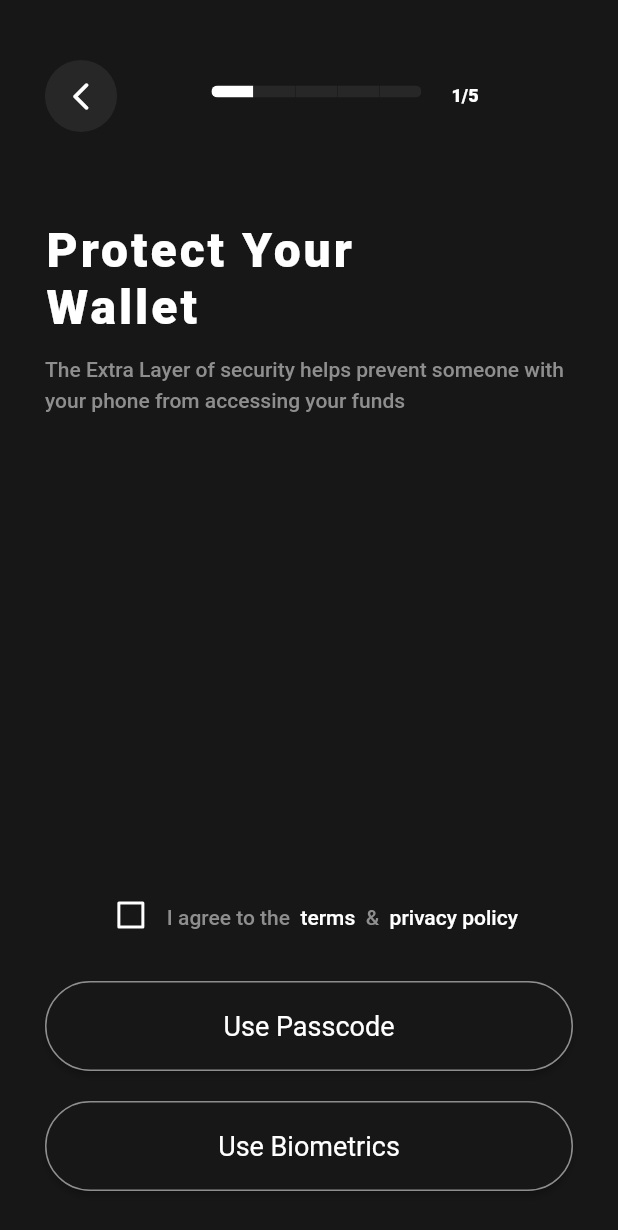
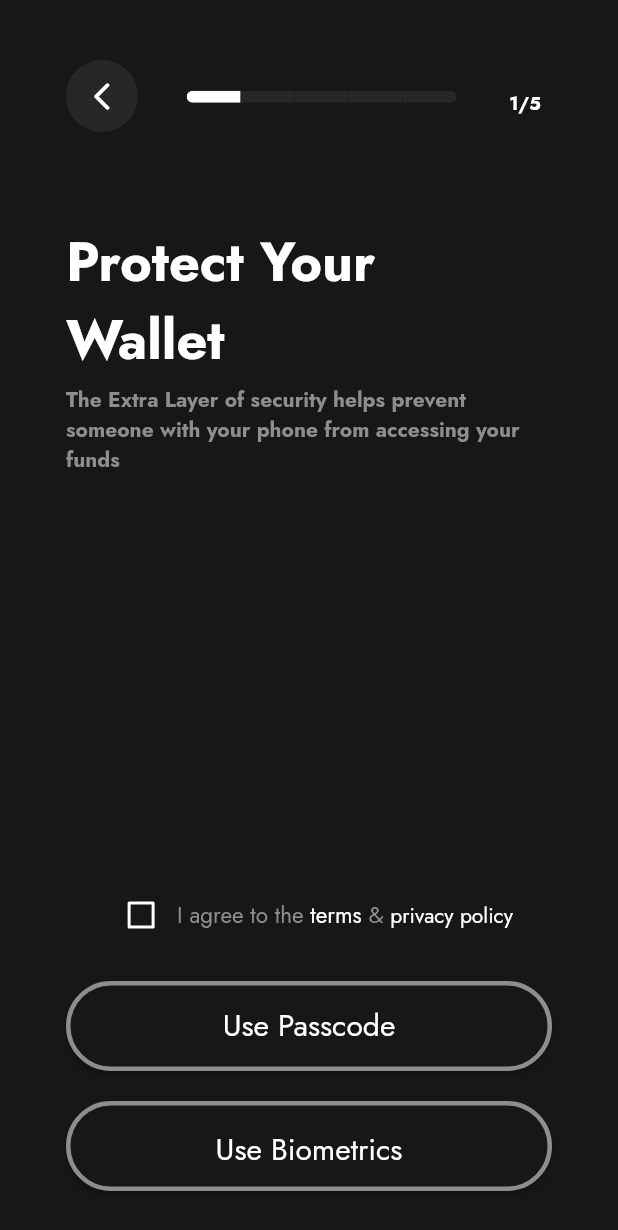
Before and after one commit to riteshhon/fetcch_wallet, a Flutter app: the ProtectWallet1Screen screen opened by its route, on a phone screen of 412 x 824 dp. Shown: the top 1230 px of the screen. Run offline on Flutter 3.47's test engine with Material 2 defaults, Android fonts, the phone set to English and light mode, and no system bars; drawn by our look-alikes of step_progress_indicator; our stand-ins replace blur, firebase_auth, firebase_core, fluttertoast, get, google_nav_bar and 6 more; missing offline and left inert: no_context_navigation, slide_to_confirm; accounts and stored records are empty.

Commit message:
completed the onboarding proccess and fix ui

```diff
--- a/lib/main.dart
+++ b/lib/main.dart
@@ -55,6 +55,7 @@ class Core extends StatelessWidget {
       navigatorKey: NavigationService.navigationKey,
       title: 'Fetcch Wallet',
       theme: ThemeData(
+        fontFamily: "Jost",
         colorScheme: ColorScheme.fromSwatch().copyWith(
           primary: UiConstants.mainColor,
           secondary: UiConstants.secondaryColor,
--- a/lib/screens/create_account_screen/protectwallet1_screen.dart
+++ b/lib/screens/create_account_screen/protectwallet1_screen.dart
@@ -1,6 +1,8 @@
+import 'package:fetcch_wallet/main.dart';
 import 'package:fetcch_wallet/screens/create_account_screen/createaccount_vm.dart';
 import 'package:fetcch_wallet/utils/nav_constants.dart';
 import 'package:fetcch_wallet/utils/ui_constant.dart';
+import 'package:fetcch_wallet/widgets/show_toast.dart';
 import 'package:flutter/material.dart';
 import 'package:no_context_navigation/no_context_navigation.dart';
 import 'package:stacked/stacked.dart';
@@ -11,6 +13,7 @@ class ProtectWallet1Screen extends StatelessWidget {
 
   @override
   Widget build(BuildContext context) {
+    fToast.init(context);
     return ViewModelBuilder<CreateAccountScreenViewModel>.reactive(
       viewModelBuilder: () => CreateAccountScreenViewModel(),
       onViewModelReady: (viewModel) => viewModel.initialise(context),
@@ -18,7 +21,7 @@ class ProtectWallet1Screen extends StatelessWidget {
         backgroundColor: UiConstants.mainColor,
         body: SafeArea(
           child: Padding(
-            padding: const EdgeInsets.symmetric(horizontal: 30),
+            padding: const EdgeInsets.symmetric(horizontal: 44),
             child: Column(
               crossAxisAlignment: CrossAxisAlignment.start,
               children: <Widget>[
@@ -31,23 +34,25 @@ class ProtectWallet1Screen extends StatelessWidget {
                       ),
                       margin: const EdgeInsets.only(top: 40),
                       child: IconButton(
-                        onPressed: () => Navigator.pop(context),
+                        onPressed: () => navService
+                            .pushNamed(NavigationConstants.CREATEACCOUNTROUTE),
                         icon: const Icon(Icons.arrow_back_ios_new_rounded),
                         iconSize: 22,
                         color: UiConstants.whiteColor,
                       ),
                     ),
                     const Spacer(),
+                    const SizedBox(width: 25),
                     const Column(
                       mainAxisSize: MainAxisSize.max,
                       children: <Widget>[
                         Padding(
-                          padding: EdgeInsets.only(top: 40),
+                          padding: EdgeInsets.only(top: 50),
                           child: Row(
                             crossAxisAlignment: CrossAxisAlignment.start,
                             children: <Widget>[
                               SizedBox(
-                                width: 140.0,
+                                width: 180.0,
                                 child: StepProgressIndicator(
                                   crossAxisAlignment: CrossAxisAlignment.center,
                                   totalSteps: 5,
@@ -59,12 +64,12 @@ class ProtectWallet1Screen extends StatelessWidget {
                                   roundedEdges: Radius.circular(80),
                                 ),
                               ),
-                              SizedBox(width: 20),
+                              SizedBox(width: 35),
                               Text(
                                 "1/5",
                                 style: TextStyle(
                                   fontSize: 12,
-                                  fontWeight: FontWeight.w800,
+                                  fontWeight: FontWeight.w700,
                                   color: UiConstants.titleColor,
                                 ),
                               ),
@@ -80,19 +85,17 @@ class ProtectWallet1Screen extends StatelessWidget {
                 const Text(
                   'Protect Your \nWallet',
                   style: TextStyle(
-                    fontSize: 32,
-                    letterSpacing: 2,
-                    fontWeight: FontWeight.w800,
+                    fontSize: 36,
+                    fontWeight: FontWeight.w700,
                     color: UiConstants.titleColor,
                   ),
                 ),
-                const SizedBox(height: 10),
+                const SizedBox(height: 4),
                 const Text(
                   'The Extra Layer of security helps prevent someone with your phone from accessing your funds',
                   style: TextStyle(
                     fontSize: 14,
-                    height: 1.5,
-                    fontWeight: FontWeight.w500,
+                    fontWeight: FontWeight.w600,
                     color: UiConstants.subTitleColor,
                   ),
                 ),
@@ -119,8 +122,7 @@ class ProtectWallet1Screen extends StatelessWidget {
                     const Text(
                       'I agree to the ',
                       style: TextStyle(
-                        fontSize: 14,
-                        height: 1.5,
+                        fontSize: 15,
                         fontWeight: FontWeight.w500,
                         color: UiConstants.subTitleColor,
                       ),
@@ -128,20 +130,18 @@ class ProtectWallet1Screen extends StatelessWidget {
                     GestureDetector(
                       onTap: () {},
                       child: const Text(
-                        ' terms ',
+                        'terms ',
                         style: TextStyle(
-                          fontSize: 14,
-                          height: 1.5,
+                          fontSize: 15,
                           fontWeight: FontWeight.w500,
                           color: UiConstants.whiteColor,
                         ),
                       ),
                     ),
                     const Text(
-                      ' & ',
+                      '& ',
                       style: TextStyle(
-                        fontSize: 14,
-                        height: 1.5,
+                        fontSize: 15,
                         fontWeight: FontWeight.w500,
                         color: UiConstants.subTitleColor,
                       ),
@@ -149,7 +149,7 @@ class ProtectWallet1Screen extends StatelessWidget {
                     GestureDetector(
                       onTap: () {},
                       child: const Text(
-                        ' privacy policy ',
+                        'privacy policy',
                         style: TextStyle(
                           fontSize: 14,
                           height: 1.5,
@@ -175,16 +175,11 @@ class ProtectWallet1Screen extends StatelessWidget {
                                 NavigationConstants.PASSCODESCREENROUTE,
                               );
                             } else {
-                              ScaffoldMessenger.of(context).showSnackBar(
-                                const SnackBar(
-                                  content: Text(
-                                    'Please accept the terms & privacy policy',
-                                    style: TextStyle(
-                                      color: UiConstants.whiteColor,
-                                    ),
-                                  ),
-                                  backgroundColor: UiConstants.darkColorPurple,
-                                ),
+                              showToast(
+                                fToast,
+                                'Please accept the terms & privacy policy',
+                                Icons.info,
+                                Colors.blue[600]!,
                               );
                             }
                           },
@@ -192,17 +187,19 @@ class ProtectWallet1Screen extends StatelessWidget {
                             shape: MaterialStateProperty.all<
                                 RoundedRectangleBorder>(
                               RoundedRectangleBorder(
-                                borderRadius: BorderRadius.circular(30.0),
+                                borderRadius: BorderRadius.circular(89.0),
                                 side: const BorderSide(
-                                    color: UiConstants.lightGreyColor),
+                                  color: UiConstants.lightGreyColor,
+                                  width: 3,
+                                ),
                               ),
                             ),
                           ),
                           child: const Text(
                             'Use Passcode',
                             style: TextStyle(
-                              fontSize: 18,
-                              fontWeight: FontWeight.normal,
+                              fontSize: 20,
+                              fontWeight: FontWeight.w400,
                             ),
                           ),
                         ),
@@ -219,16 +216,11 @@ class ProtectWallet1Screen extends StatelessWidget {
                                 NavigationConstants.SECUREWALLETROUTE,
                               );
                             } else {
-                              ScaffoldMessenger.of(context).showSnackBar(
-                                const SnackBar(
-                                  content: Text(
-                                    'Please accept the terms & privacy policy',
-                                    style: TextStyle(
-                                      color: UiConstants.whiteColor,
-                                    ),
-                                  ),
-                                  backgroundColor: UiConstants.darkColorPurple,
-                                ),
+                              showToast(
+                                fToast,
+                                'Please accept the terms & privacy policy',
+                                Icons.info,
+                                Colors.blue[600]!,
                               );
                             }
                           },
@@ -236,9 +228,11 @@ class ProtectWallet1Screen extends StatelessWidget {
                             shape: MaterialStateProperty.all<
                                 RoundedRectangleBorder>(
                               RoundedRectangleBorder(
-                                borderRadius: BorderRadius.circular(30.0),
+                                borderRadius: BorderRadius.circular(89.0),
                                 side: const BorderSide(
-                                    color: UiConstants.lightGreyColor),
+                                  color: UiConstants.lightGreyColor,
+                                  width: 3,
+                                ),
                               ),
                             ),
                           ),
@@ -250,8 +244,8 @@ class ProtectWallet1Screen extends StatelessWidget {
                             child: Text(
                               'Use Biometrics',
                               style: TextStyle(
-                                fontSize: 18,
-                                fontWeight: FontWeight.normal,
+                                fontSize: 20,
+                                fontWeight: FontWeight.w400,
                               ),
                             ),
                           ),
--- a/lib/utils/ui_constant.dart
+++ b/lib/utils/ui_constant.dart
@@ -5,6 +5,7 @@ class UiConstants {
   static const Color secondaryColor = Color(0xff4E4E4E);
   static const Color lightGreyColor = Color(0xff8E8E8E);
   static const Color bgColorGrey = Color(0xff272727);
+  static const Color greyColor1 = Color(0xff8E8E8E);
   static const Color darkColorPurple = Color(0xFF8132FF);
 
   // Text
--- a/lib/widgets/loading_dialog.dart
+++ b/lib/widgets/loading_dialog.dart
@@ -4,8 +4,9 @@ import 'package:flutter/material.dart';
 showLoadingDialog(BuildContext context, bool show) {
   AlertDialog alert = AlertDialog(
     content: SizedBox(
-      height: 80,
+      height: 100,
       child: Column(
+        mainAxisAlignment: MainAxisAlignment.center,
         children: [
           const SizedBox(height: 8),
           ShowCircularProgressIndicator(height: 30, width: 30),
```
Also changed, not shown: lib/screens/create_account_screen/createaccount_screen.dart (+23 -19 lines), lib/screens/create_account_screen/createaccount_vm.dart (+19 -16 lines), lib/screens/create_account_screen/createpayid5_screen.dart (+8 -3 lines), lib/screens/create_account_screen/creatingwallet_screen.dart (+20 -17 lines), lib/screens/create_account_screen/protect_wallet/enter_passcode_screen.dart (+77 -46 lines), lib/screens/getstarted_screen/getstarted_screen_view.dart (+41 -45 lines), pubspec.yaml (+10 -8 lines), assets/loading_fetcch.gif (added), fonts/Jost-Bold.ttf (added), fonts/Jost-Italic.ttf (added), fonts/Jost-Regular.ttf (added), pubspec.lock, 5 other files.
